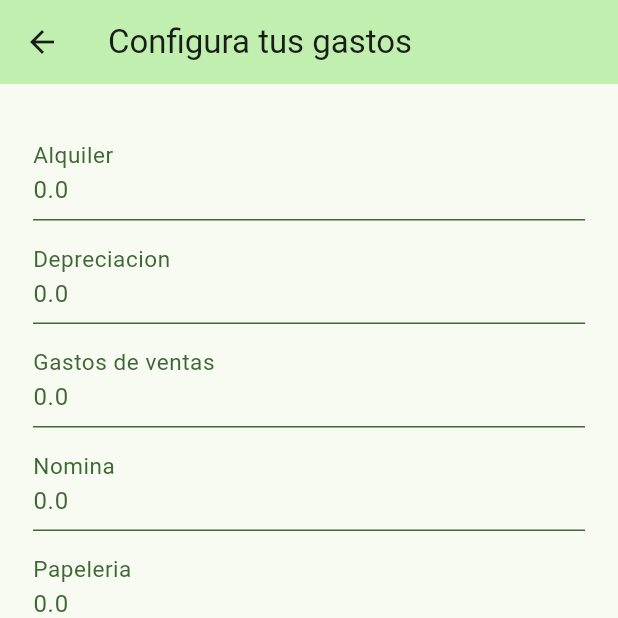
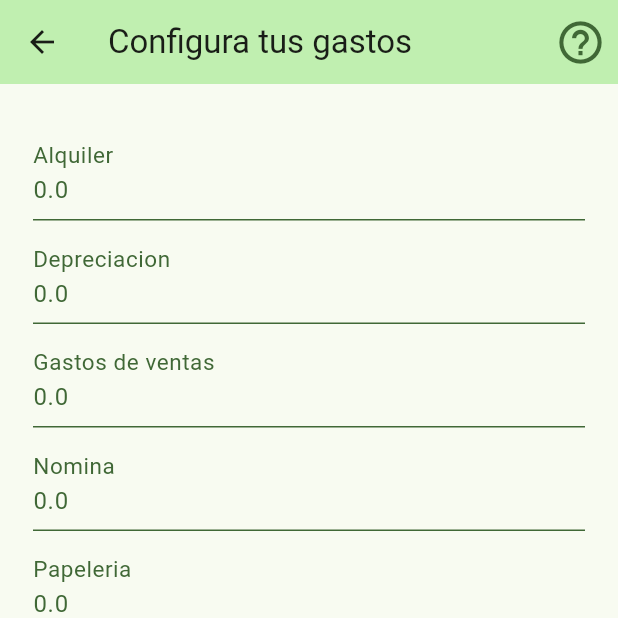
Before and after one commit to juanb021/bakesistant, a Flutter app: the screen it shows after launch, after a tap on "Configurar Gastos", on a phone screen of 412 x 824 dp, the top half of it. Run offline on Flutter 3.47's test engine with Material 3 defaults, Android fonts, the light colour scheme and no system bars; our stand-ins replace flutter_riverpod, sqflite; accounts and stored records are empty.

Commit message:
Updated UI for operational expenses

```diff
--- a/app/lib/models/ingrediente.dart
+++ b/app/lib/models/ingrediente.dart
@@ -2,10 +2,8 @@ class Ingrediente {
   const Ingrediente({
     required this.nombre,
     required this.costo,
-    this.cantidad,
   });
 
   final String nombre;
   final double costo;
-  final double? cantidad;
 }
--- a/app/lib/screens/expenses_screen.dart
+++ b/app/lib/screens/expenses_screen.dart
@@ -1,7 +1,9 @@
+import 'package:flutter/material.dart';
+import 'package:flutter_riverpod/flutter_riverpod.dart';
+
+import 'package:app/screens/guides_screen.dart';
 import 'package:app/providers/gastos_operativos.dart';
 import 'package:app/widgets/expenses_screen/expense_form.dart';
-import 'package:flutter/material.dart';
-import 'package:flutter_riverpod/flutter_riverpod.dart';
 
 class ExpensesScreen extends ConsumerStatefulWidget {
   const ExpensesScreen({super.key});
@@ -21,12 +23,27 @@ class _ExpensesScreenstate extends ConsumerState<ExpensesScreen> {
     _expensesFuture = ref.read(gastosProvider.notifier).loadExpenses();
   }
 
+  void openHelp() {
+    Navigator.of(context)
+        .push(MaterialPageRoute(builder: (ctx) => const GuidesScreen()));
+  }
+
   @override
   Widget build(BuildContext context) {
     return Scaffold(
       appBar: AppBar(
         backgroundColor: Theme.of(context).colorScheme.primaryFixed,
         title: const Text('Configura tus gastos'),
+        actions: [
+          IconButton(
+            onPressed: openHelp,
+            icon: Icon(
+              Icons.help_outline,
+              size: 34,
+              color: Theme.of(context).colorScheme.primary,
+            ),
+          )
+        ],
       ),
       body: SingleChildScrollView(
         child: FutureBuilder(
--- a/app/lib/widgets/home/homestack.dart
+++ b/app/lib/widgets/home/homestack.dart
@@ -1,4 +1,3 @@
-import 'package:app/screens/guides_screen.dart';
 import 'package:flutter/material.dart';
 
 import 'package:app/widgets/boton.dart';
@@ -17,28 +16,12 @@ class _HomestackState extends State<Homestack> {
         .push(MaterialPageRoute(builder: (ctx) => const ExpensesScreen()));
   }
 
-  void openGuides() {
-    Navigator.of(context)
-        .push(MaterialPageRoute(builder: (ctx) => const GuidesScreen()));
-  }
-
   @override
   Widget build(BuildContext context) {
     return Center(
-      child: Column(
-        mainAxisAlignment: MainAxisAlignment.center,
-        mainAxisSize: MainAxisSize.max,
-        children: [
-          Boton(
-            onTap: openExpenses,
-            texto: 'Configurar Gastos',
-          ),
-          const SizedBox(height: 32),
-          Boton(
-            onTap: openGuides,
-            texto: 'Guias de uso',
-          ),
-        ],
+      child: Boton(
+        onTap: openExpenses,
+        texto: 'Configurar Gastos',
       ),
     );
   }
```
Also changed, not shown: app/lib/models/receta.dart (+12 -7 lines), app/lib/screens/guides_screen.dart (+33 -24 lines).
